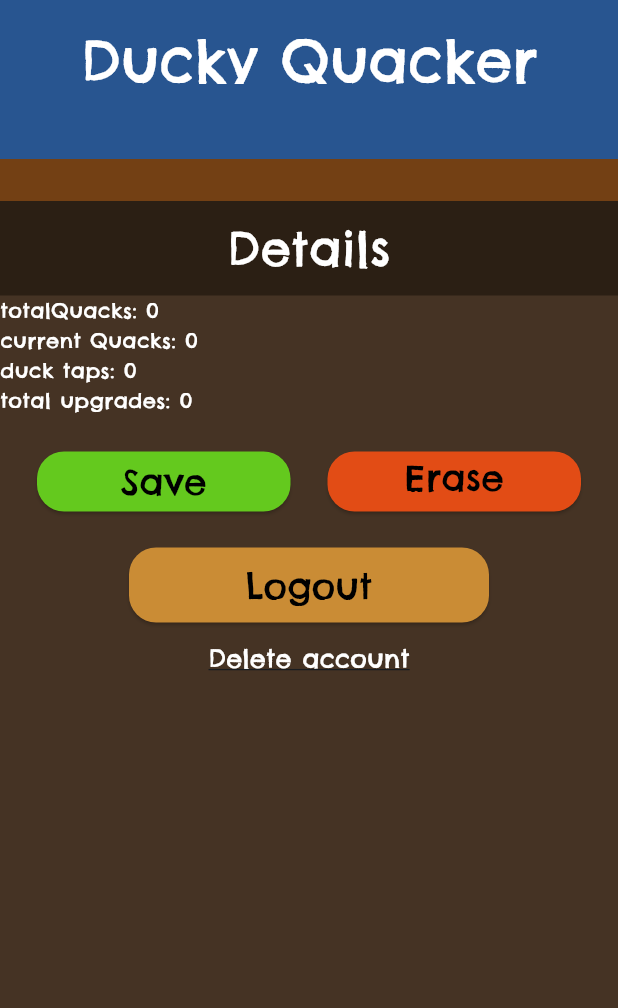
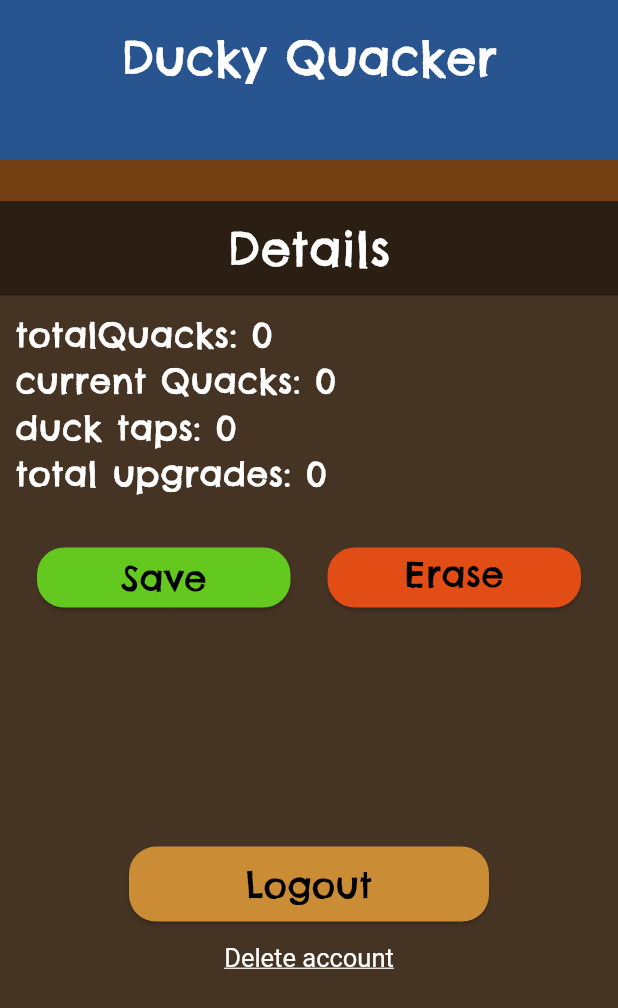
Before and after one commit to bumpercarz/duck_tapper, a Flutter app: the DetailsScreen screen opened directly, on a phone screen of 412 x 824 dp. Shown: the top 1008 px of the screen. Run offline on Flutter 3.47's test engine with Material 3 defaults, Android fonts, the light colour scheme and no system bars; our stand-ins replace drift, drop_shadow_image, flutter_dotenv; missing offline and left inert: dotenv, drift_postgres, postgres; accounts and stored records are empty; generated files the repository leaves out were written again; network calls fail.

Commit message:
yay details screen frontend done

```diff
--- a/lib/screens/details_screen.dart
+++ b/lib/screens/details_screen.dart
@@ -59,7 +59,8 @@ void _deleteAccount(BuildContext context) async {
 class _DetailState extends State<DetailsScreen> {
   @override
   Widget build(BuildContext context) {
-
+    final screenWidth = MediaQuery.of(context).size.width;
+    final screenHeight = MediaQuery.of(context).size.height;
 
     int totalQuacks = Provider.of<DuckLogic>(context).totalQuacks;
     int currentQuacks = Provider.of<DuckLogic>(context).currentQuacks;
@@ -78,12 +79,12 @@ class _DetailState extends State<DetailsScreen> {
         preferredSize: Size.fromHeight(134.0),
         child: AppBar(
           titleSpacing: 0,
-          title: const Padding(
-            padding: EdgeInsets.only(top:100,bottom:75),
+          title: Padding(
+            padding: EdgeInsets.only(top:.1*screenHeight,bottom:.075*screenHeight),
             child: Text(
               "Ducky Quacker",
               style: TextStyle(
-                fontSize:39,
+                fontSize:.039*screenHeight,
                 color: Colors.white))),
           centerTitle: true,
           backgroundColor: Color(0xFF265490),
@@ -108,9 +109,14 @@ class _DetailState extends State<DetailsScreen> {
             crossAxisAlignment: .start,
             mainAxisAlignment: .start,
             children:[
-              Text(
-                'totalQuacks: $totalQuacks \ncurrent Quacks: $currentQuacks \nduck taps: $duckTaps \ntotal upgrades: $totalUpgrades'
+              Padding(
+                padding: EdgeInsets.all(10.0),
+                child: Text(
+                  'totalQuacks: $totalQuacks \ncurrent Quacks: $currentQuacks \nduck taps: $duckTaps \ntotal upgrades: $totalUpgrades',
+                  style: TextStyle(fontSize: 23, color: Colors.white, height: 1.35),
                 ),
+              ),
+
               Column(
                 crossAxisAlignment: .center,
                 mainAxisAlignment: .center,
@@ -119,6 +125,7 @@ class _DetailState extends State<DetailsScreen> {
                     crossAxisAlignment: CrossAxisAlignment.center,
                     mainAxisAlignment: MainAxisAlignment.spaceEvenly,
                     children:[
+
                       // Save button
                       Container(
                         margin: EdgeInsets.only(top:20),
@@ -162,9 +169,15 @@ class _DetailState extends State<DetailsScreen> {
                     ]
                   ),
 
+                  Column(
+                    crossAxisAlignment: .center,
+                    mainAxisAlignment: .end,
+                    children:[
+
                       // Logout button
                       Container(
-                    alignment: .center,
+                        height: 0.225 * screenHeight,
+                        alignment: .bottomCenter,
                         margin: EdgeInsets.only(top:20),
                         child:ElevatedButton(
                           onPressed: () => _logout(context),
@@ -185,8 +198,16 @@ class _DetailState extends State<DetailsScreen> {
                       // Delete account button
                       TextButton(
                         onPressed: () => _deleteAccount(context),
-                    child: Text('Delete account', style: TextStyle(fontSize: 17, decoration: TextDecoration.underline, color: Colors.white),)
+                        child: Text('Delete account'),
+                        style: TextButton.styleFrom(
+                          foregroundColor: Colors.white,
+                          textStyle: TextStyle(fontSize: 17, decoration: TextDecoration.underline)
                         )
+                      )
+                    ]
+                  ),
+
+
                 ]
               )
             ]
```
Lines whose indentation alone changed are shown as unchanged.
